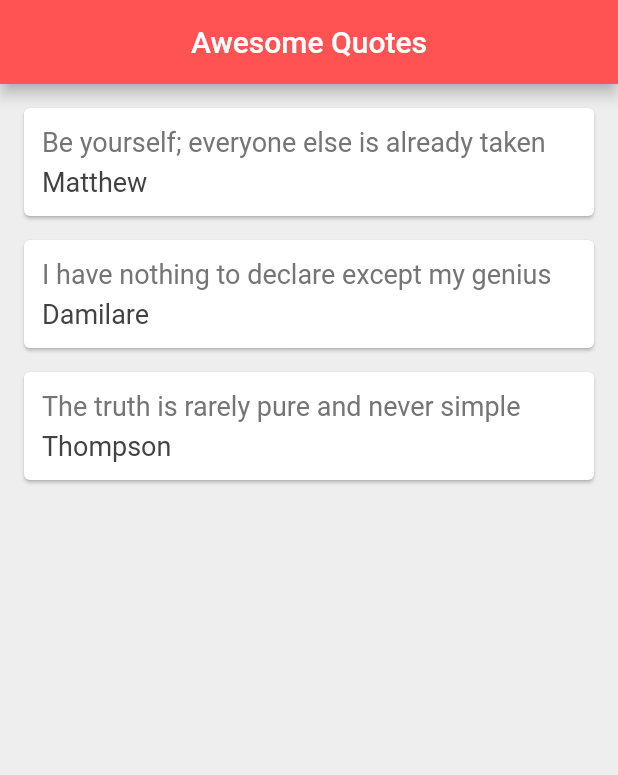
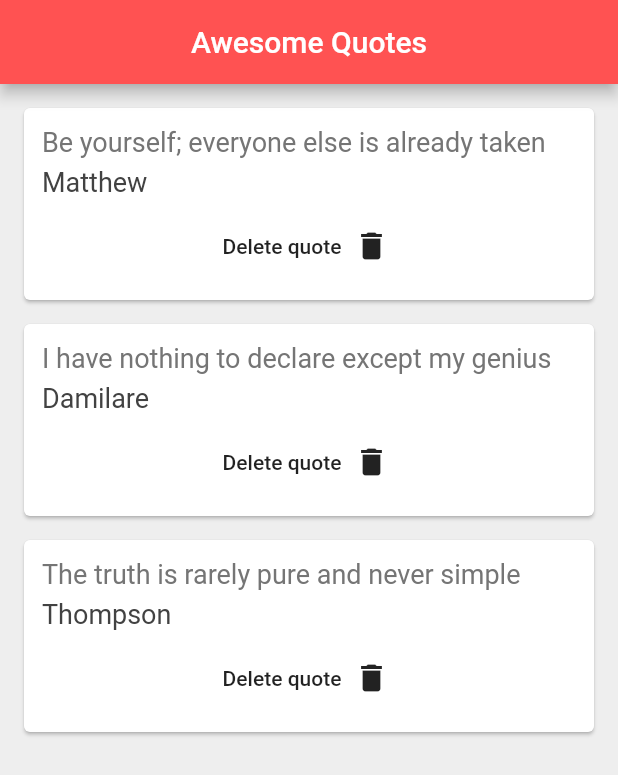
Before and after one commit to GRACIOUSP/Location-time, a Flutter app: the screen it shows after launch, on a phone screen of 412 x 824 dp. Shown: the top 775 px of the screen. Run offline on Flutter 3.47's test engine with Material 2 defaults, Android fonts, the phone set to English and light mode, and no system bars.

Commit message:
Quote app with delete button

```diff
--- a/lib/main.dart
+++ b/lib/main.dart
@@ -1,5 +1,6 @@
 import 'package:flutter/material.dart';
 import 'quote.dart';
+import 'quoteCard.dart';
 
 void main() => runApp(MaterialApp(
       home: QuoteList(),
@@ -20,36 +21,6 @@ class _QuoteListState extends State<QuoteList> {
         author: 'Thompson', text: 'The truth is rarely pure and never simple'),
   ];
 
-  Widget quoteTemplate(quote){
-
-    return Card(
-      margin: EdgeInsets.fromLTRB(16.0, 16.0, 16.0, 0.0),
-      child: Padding(
-        padding: const EdgeInsets.all(12.0),
-        child: Column(
-          crossAxisAlignment: CrossAxisAlignment.stretch,
-          children: <Widget>[
-            Text(
-              quote.text,
-              style: TextStyle(
-                fontSize:  18.0,
-                color: Colors.grey[600],
-              ),
-            ),
-            SizedBox(height: 6.0,),
-            Text(
-              quote.author,
-              style: TextStyle(
-                fontSize:  18.0,
-                color: Colors.grey[800],
-              ),
-            ),
-          ],
-        ),
-      ),
-    );
-  }
-
   @override
   Widget build(BuildContext context) {
     return Scaffold(
@@ -60,7 +31,15 @@ class _QuoteListState extends State<QuoteList> {
         backgroundColor: Colors.redAccent,
       ),
       body: Column(
-        children: quotes.map((quote) => quoteTemplate(quote)).toList(),
+        children: quotes
+            .map((quote) => QuoteCard(
+                quote: quote,
+                delete: () {
+                  setState(() {
+                    quotes.remove(quote);
+                  });
+                }))
+            .toList(),
       ),
     );
   }
--- /dev/null
+++ b/lib/quoteCard.dart
@@ -0,0 +1,47 @@
+import 'package:flutter/material.dart';
+import 'quote.dart';
+
+class QuoteCard extends StatelessWidget {
+  final Quote quote;
+  final Function delete;
+
+  QuoteCard({ this.quote, this.delete });
+
+  @override
+  Widget build(BuildContext context) {
+    return Card(
+      margin: EdgeInsets.fromLTRB(16.0, 16.0, 16.0, 0.0),
+      child: Padding(
+        padding: const EdgeInsets.all(12.0),
+        child: Column(
+          crossAxisAlignment: CrossAxisAlignment.stretch,
+          children: <Widget>[
+            Text(
+              quote.text,
+              style: TextStyle(
+                fontSize: 18.0,
+                color: Colors.grey[600],
+              ),
+            ),
+            SizedBox(
+              height: 6.0,
+            ),
+            Text(
+              quote.author,
+              style: TextStyle(
+                fontSize: 18.0,
+                color: Colors.grey[800],
+              ),
+            ),
+            SizedBox(height: 8.0),
+            FlatButton.icon(
+              onPressed: delete,
+              icon: Text('Delete quote'),
+              label: Icon(Icons.delete),
+            ),
+          ],
+        ),
+      ),
+    );
+  }
+}
```
